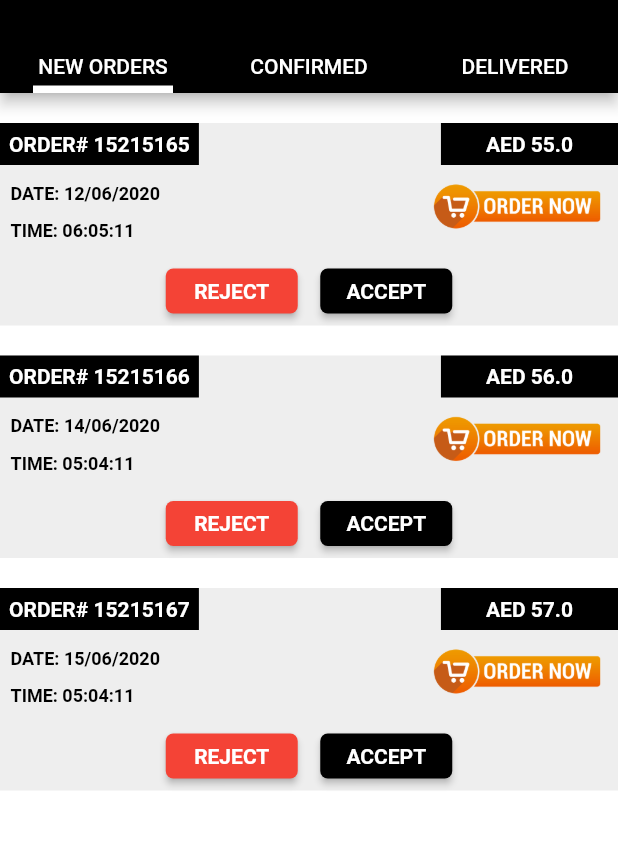
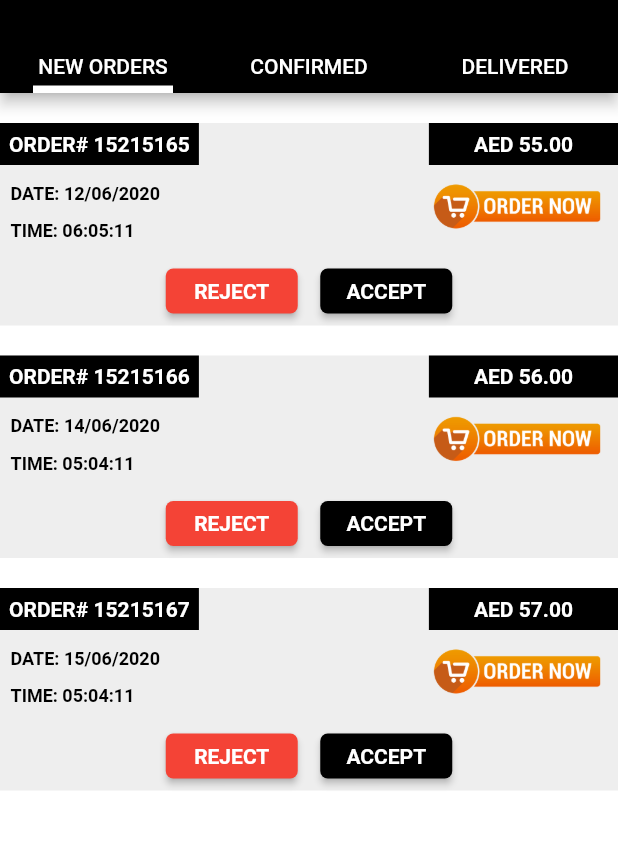
Before and after one commit to ABNG/flutter_dark_store_from_android_studio, a Flutter app: the MyOrderScreen screen opened directly, on a phone screen of 412 x 824 dp, the part 75-921 px from its top. Run offline on Flutter 3.47's test engine with Material 2 defaults, Android fonts, the phone set to English and light mode, and no system bars; our stand-ins replace flutter_colorpicker, image_picker.

Commit message:
almost done commit

```diff
--- a/lib/app_screens/home_screens/order_details.dart
+++ b/lib/app_screens/home_screens/order_details.dart
@@ -158,6 +158,7 @@ class OrderDetails extends StatelessWidget {
                                 ),
                               ),
                               Card(
+                                elevation: 3,
                                 shape: RoundedRectangleBorder(
                                   borderRadius: BorderRadius.circular(12),
                                 ),
--- a/lib/app_screens/home_screens/sales_screen.dart
+++ b/lib/app_screens/home_screens/sales_screen.dart
@@ -89,7 +89,7 @@ class SaleScreen extends StatelessWidget {
             padding:
                 EdgeInsets.symmetric(horizontal: SizeConfig.screenWidth * 0.05),
             child: Text(
-              "DELIVERED ORDER",
+              "DELIVERED ORDERS",
               style: TextStyle(fontWeight: FontWeight.bold),
             ),
           ),
--- a/lib/reusable_widgets/Reusable_item_container.dart
+++ b/lib/reusable_widgets/Reusable_item_container.dart
@@ -43,7 +43,7 @@ class ReusableItemContainer extends StatelessWidget {
               color: Colors.black,
               padding: EdgeInsets.symmetric(vertical: 6, horizontal: 30),
               child: Text(
-                "AED ${order.price}",
+                "AED ${order.price.toStringAsFixed(2)}",
                 style: TextStyle(
                   color: Colors.white,
                   fontWeight: FontWeight.bold,
```
